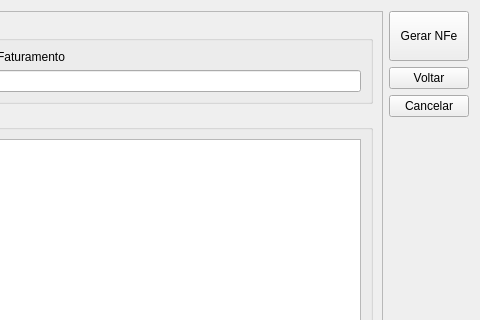
Above: cadastrarnfe.ui from lellisls/ERP-STACCATO before the change; both pictures show x 462 to 942 and y 0 to 320 of the 942 by 641 pixel window. Below: the same form after it.
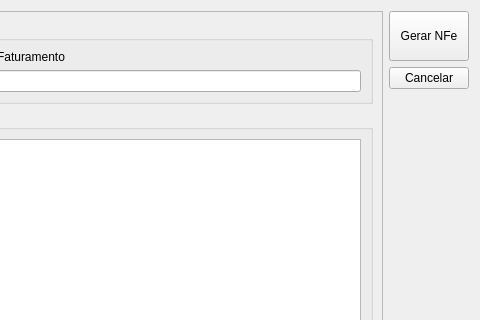
That is the form after the change. Custom widgets are drawn as their Qt base class.

Patch:
```diff
--- a/cadastrarnfe.ui
+++ b/cadastrarnfe.ui
@@ -97,16 +97,6 @@
        </property>
       </widget>
      </item>
-     <item>
-      <widget class="QPushButton" name="pushButtonVoltar">
-       <property name="text">
-        <string>Voltar</string>
-       </property>
-       <property name="autoDefault">
-        <bool>false</bool>
-       </property>
-      </widget>
-     </item>
      <item>
       <widget class="QPushButton" name="pushButtonCancelar">
        <property name="text">
```
Left out of the diff: 5 changed lines with no effect on the pictures.
